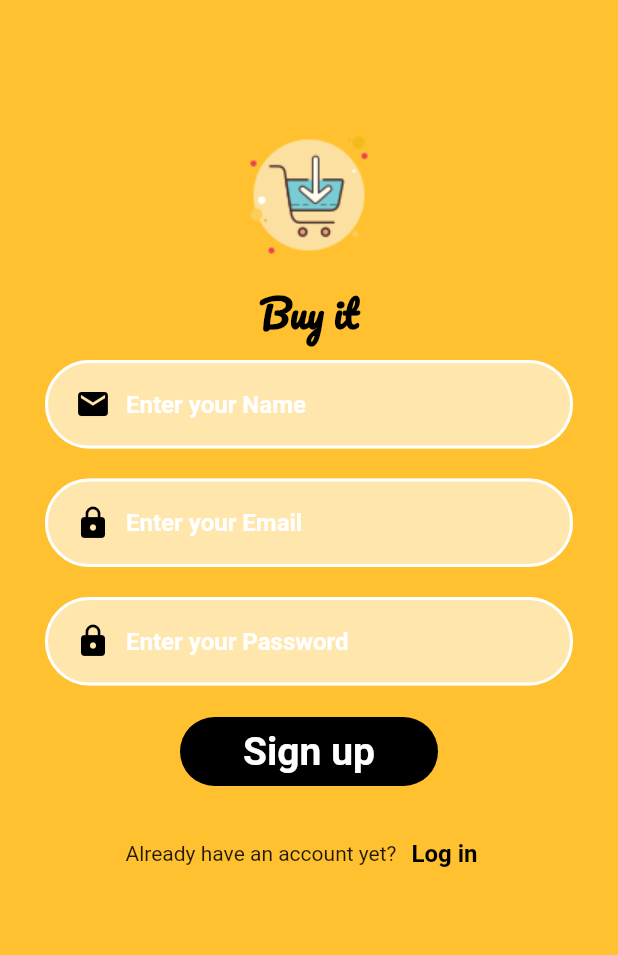
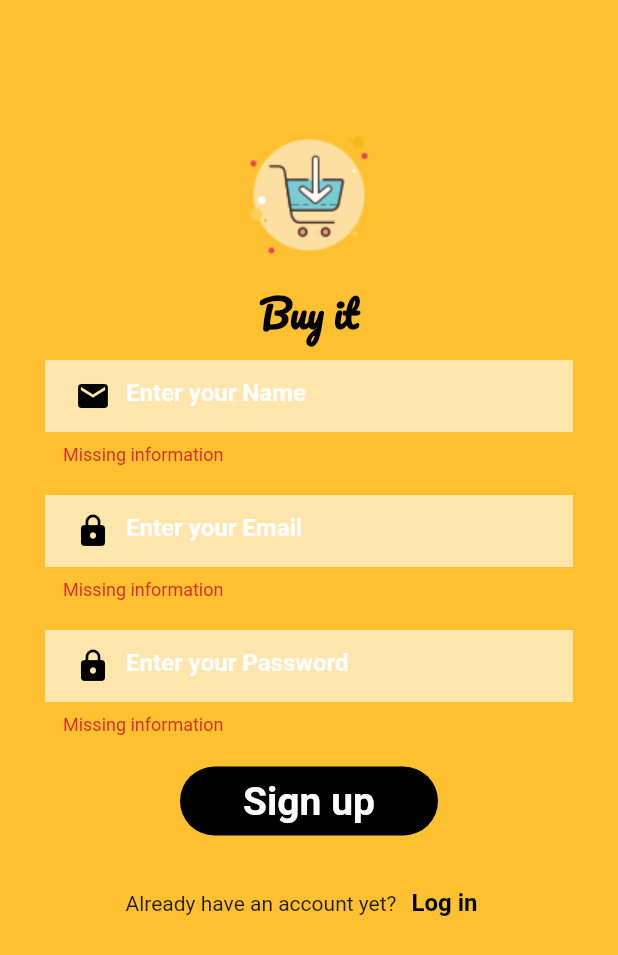
Before and after one commit to Scorpion645/newecommerceappwiththarwat, a Flutter app: the screen it shows after launch, after a tap on "Sign up", on a phone screen of 412 x 824 dp. Shown: the top 955 px of the screen. Run offline on Flutter 3.47's test engine with Material 2 defaults, Android fonts, the phone set to English and light mode, and no system bars.

```diff
--- a/lib/screens/Signup_screen.dart
+++ b/lib/screens/Signup_screen.dart
@@ -8,13 +8,16 @@ import 'Login_screen.dart';
 
 class SignupScreen extends StatelessWidget {
   static String id = 'Singup screen';
-  const SignupScreen({super.key});
+  String _email = '', _password = '';
+  final GlobalKey<FormState> _globalKey = GlobalKey<FormState>();
 
   @override
   Widget build(BuildContext context) {
     return Scaffold(
       backgroundColor: kMainColor,
-      body: ListView(
+      body: Form(
+        key: _globalKey,
+        child: ListView(
           // ignore: prefer_const_literals_to_create_immutables
           children: [
             // ignore: prefer_const_constructors
@@ -49,6 +52,7 @@ class SignupScreen extends StatelessWidget {
               myIcon: Icons.email,
               myKeyboard: TextInputType.emailAddress,
               myObscured: false,
+              onClick: (String value) {},
             ),
             const SizedBox(
               height: 20,
@@ -58,6 +62,9 @@ class SignupScreen extends StatelessWidget {
               myIcon: Icons.lock,
               myKeyboard: TextInputType.visiblePassword,
               myObscured: true,
+              onClick: (String value) {
+                _email = value;
+              },
             ),
             const SizedBox(
               height: 20,
@@ -67,12 +74,19 @@ class SignupScreen extends StatelessWidget {
               myIcon: Icons.lock,
               myKeyboard: TextInputType.visiblePassword,
               myObscured: true,
+              onClick: (String value) {
+                _password = value;
+              },
             ),
             const SizedBox(
               height: 20,
             ),
             CustomButton(
-            buttonFunction: () {},
+              buttonFunction: () {
+                if (_globalKey.currentState!.validate()) {
+                  print(_email);
+                }
+              },
               buttonTitle: 'Sign up',
             ),
             SizedBox(
@@ -86,6 +100,7 @@ class SignupScreen extends StatelessWidget {
                 }),
           ],
         ),
+      ),
     );
   }
 }
--- a/lib/widgets/customtextfield.dart
+++ b/lib/widgets/customtextfield.dart
@@ -7,18 +7,27 @@ class CustomTextField extends StatelessWidget {
   final IconData myIcon;
   final TextInputType myKeyboard;
   final bool myObscured;
+  void Function(String value)? onClick;
 
   CustomTextField(
       {required this.myHint,
       required this.myIcon,
       required this.myKeyboard,
-      required this.myObscured});
+      required this.myObscured,
+      required this.onClick});
 
   @override
   Widget build(BuildContext context) {
     return Padding(
       padding: const EdgeInsets.symmetric(horizontal: 30),
-      child: TextField(
+      child: TextFormField(
+        onChanged: onClick,
+        validator: (value) {
+          if (value!.isEmpty) {
+            return 'Missing information';
+          }
+          return 'Great Job';
+        },
         keyboardType: myKeyboard,
         style:
             const TextStyle(fontWeight: FontWeight.bold, color: Colors.black),
```
Also changed, not shown: lib/screens/Login_screen.dart (+7 -1 lines). Lines whose indentation alone changed are shown as unchanged.
